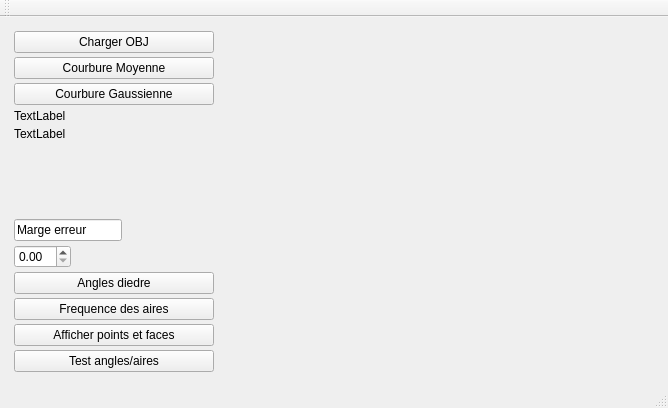
SkreyZ/AppliIndus, file starterLight/mainwindow.ui: the form before one commit.
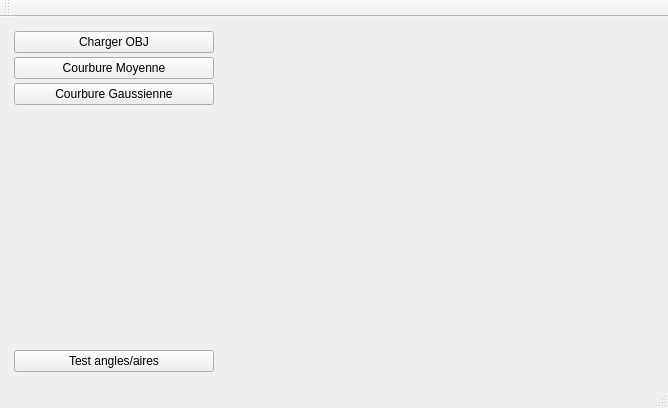
The form after the commit. Custom widgets are drawn as their Qt base class.

Commit message: boutons test enlevé

The edit to the form file:
```diff
--- a/starterLight/mainwindow.ui
+++ b/starterLight/mainwindow.ui
@@ -72,17 +72,10 @@
          </property>
         </widget>
        </item>
-       <item>
-        <widget class="QLabel" name="label">
-         <property name="text">
-          <string>TextLabel</string>
-         </property>
-        </widget>
-       </item>
        <item>
         <widget class="QLabel" name="label_2">
          <property name="text">
-          <string>TextLabel</string>
+          <string/>
          </property>
         </widget>
        </item>
@@ -99,56 +92,6 @@
          </property>
         </spacer>
        </item>
-       <item>
-        <widget class="QLineEdit" name="lineEdit">
-         <property name="sizePolicy">
-          <sizepolicy hsizetype="Fixed" vsizetype="Fixed">
-           <horstretch>0</horstretch>
-           <verstretch>0</verstretch>
-          </sizepolicy>
-         </property>
-         <property name="text">
-          <string>Marge erreur</string>
-         </property>
-        </widget>
-       </item>
-       <item>
-        <widget class="QDoubleSpinBox" name="doubleSpinBox">
-         <property name="sizePolicy">
-          <sizepolicy hsizetype="Fixed" vsizetype="Fixed">
-           <horstretch>0</horstretch>
-           <verstretch>0</verstretch>
-          </sizepolicy>
-         </property>
-         <property name="accessibleName">
-          <string/>
-         </property>
-         <property name="wrapping">
-          <bool>false</bool>
-         </property>
-        </widget>
-       </item>
-       <item>
-        <widget class="QPushButton" name="pushButton_2">
-         <property name="text">
-          <string>Angles diedre</string>
-         </property>
-        </widget>
-       </item>
-       <item>
-        <widget class="QPushButton" name="pushButton_AF">
-         <property name="text">
-          <string>Frequence des aires</string>
-         </property>
-        </widget>
-       </item>
-       <item>
-        <widget class="QPushButton" name="pushButton">
-         <property name="text">
-          <string>Afficher points et faces</string>
-         </property>
-        </widget>
-       </item>
        <item>
         <widget class="QPushButton" name="pushButton_angleArea">
          <property name="text">
```
The commit also changes 1 other file.
